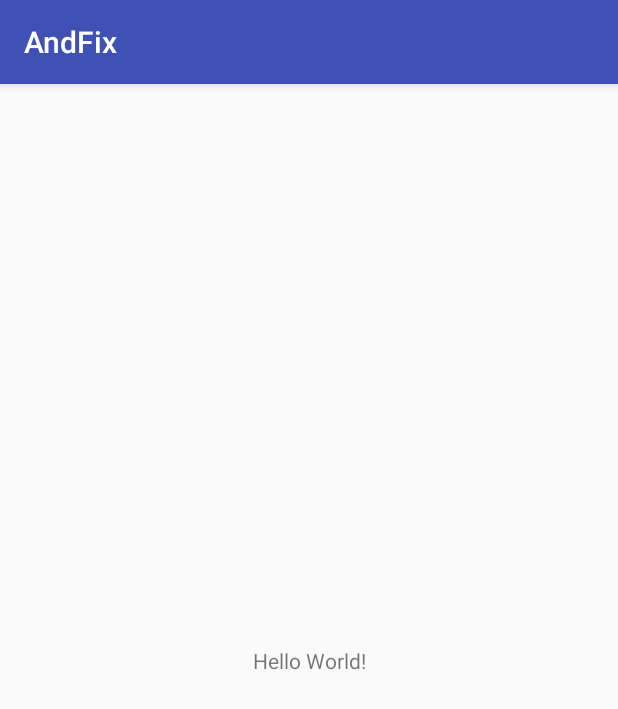
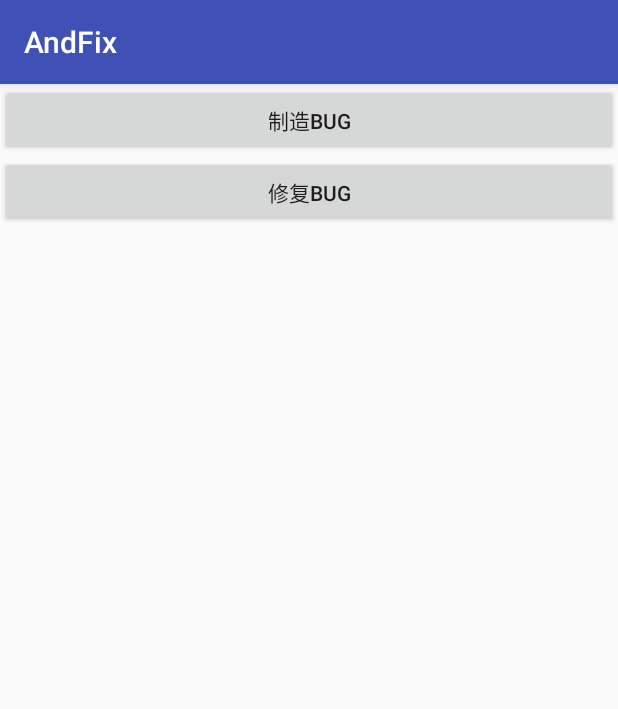
Before and after one commit to dapengyou/AndFix, an Android app: the screen it shows after launch (MainActivity), on a phone screen of 412 x 824 dp. Shown: the top 709 px of the screen. Run offline under Robolectric (Android 15) with nearby library versions, the phone set to English and light mode, and no system bars; our stand-ins replace ButterKnife; libraries missing offline, so code that uses them is left out: com.alipay.euler; 2 statements that could not run were skipped.

```diff
--- a/app/build.gradle
+++ b/app/build.gradle
@@ -28,4 +28,8 @@ dependencies {
     androidTestImplementation 'com.android.support.test.espresso:espresso-core:3.0.2'
 
     compile 'com.alipay.euler:andfix:0.5.0@aar'//引入AndFix热修复模块
+
+    //引入butterKnife
+    compile 'com.jakewharton:butterknife:8.8.1'
+    annotationProcessor 'com.jakewharton:butterknife-compiler:8.8.1'
 }
--- a/app/src/main/java/com/test/andfix/MainActivity.java
+++ b/app/src/main/java/com/test/andfix/MainActivity.java
@@ -1,13 +1,36 @@
 package com.test.andfix;
 
+import android.os.Bundle;
 import android.support.v7.app.AppCompatActivity;
-import android.os.Bundle;
+import android.view.View;
+import android.widget.Button;
+
+import butterknife.BindView;
+import butterknife.ButterKnife;
+import butterknife.OnClick;
 
 public class MainActivity extends AppCompatActivity {
+    @BindView(R.id.bt_getBug)
+    Button mBtGetBug;
+    @BindView(R.id.bt_fixBug)
+    Button mBtFixBug;
 
     @Override
     protected void onCreate(Bundle savedInstanceState) {
         super.onCreate(savedInstanceState);
         setContentView(R.layout.activity_main);
+        ButterKnife.bind(this);
+    }
+
+    @OnClick({R.id.bt_fixBug, R.id.bt_getBug})
+    public void onClicked(View view) {
+        switch (view.getId()) {
+            case R.id.bt_getBug:
+
+                break;
+            case R.id.bt_fixBug:
+
+                break;
+        }
     }
 }
--- a/app/src/main/res/layout/activity_main.xml
+++ b/app/src/main/res/layout/activity_main.xml
@@ -1,18 +1,21 @@
 <?xml version="1.0" encoding="utf-8"?>
-<android.support.constraint.ConstraintLayout xmlns:android="http://schemas.android.com/apk/res/android"
+<LinearLayout xmlns:android="http://schemas.android.com/apk/res/android"
     xmlns:app="http://schemas.android.com/apk/res-auto"
     xmlns:tools="http://schemas.android.com/tools"
     android:layout_width="match_parent"
     android:layout_height="match_parent"
+    android:orientation="vertical"
     tools:context="com.test.andfix.MainActivity">
 
-    <TextView
-        android:layout_width="wrap_content"
+    <Button
+        android:id="@+id/bt_getBug"
+        android:layout_width="match_parent"
         android:layout_height="wrap_content"
-        android:text="Hello World!"
-        app:layout_constraintBottom_toBottomOf="parent"
-        app:layout_constraintLeft_toLeftOf="parent"
-        app:layout_constraintRight_toRightOf="parent"
-        app:layout_constraintTop_toTopOf="parent" />
+        android:text="制造bug" />
 
-</android.support.constraint.ConstraintLayout>
+    <Button
+        android:id="@+id/bt_fixBug"
+        android:layout_width="match_parent"
+        android:layout_height="wrap_content"
+        android:text="修复bug" />
+</LinearLayout>
```
